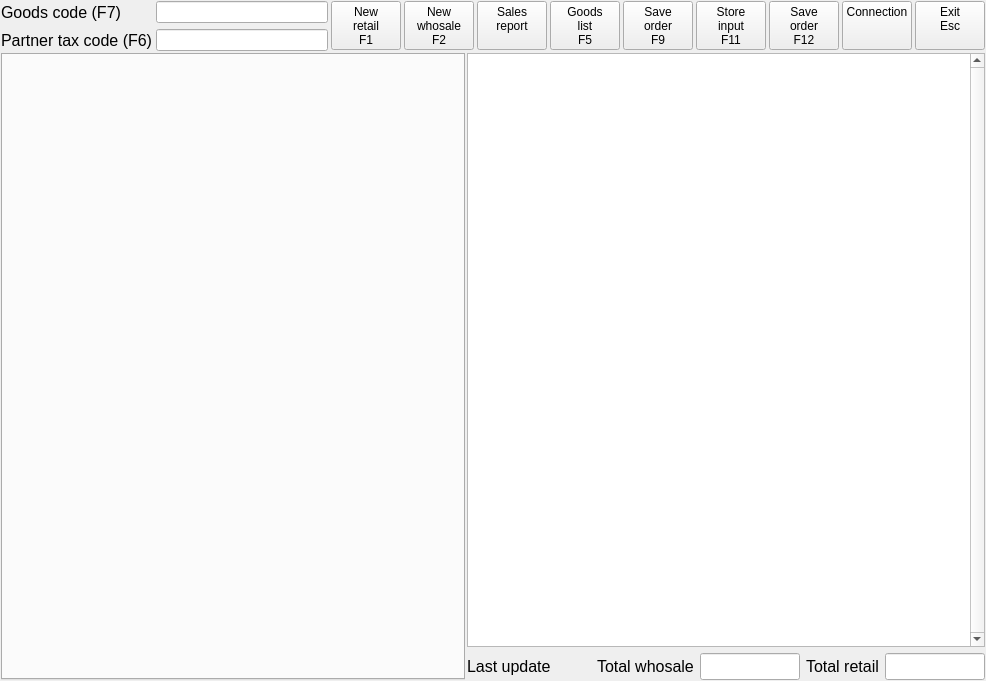
Above: Shop/working.ui from End1-1/Cafe5 before the change. Below: the same form after it.
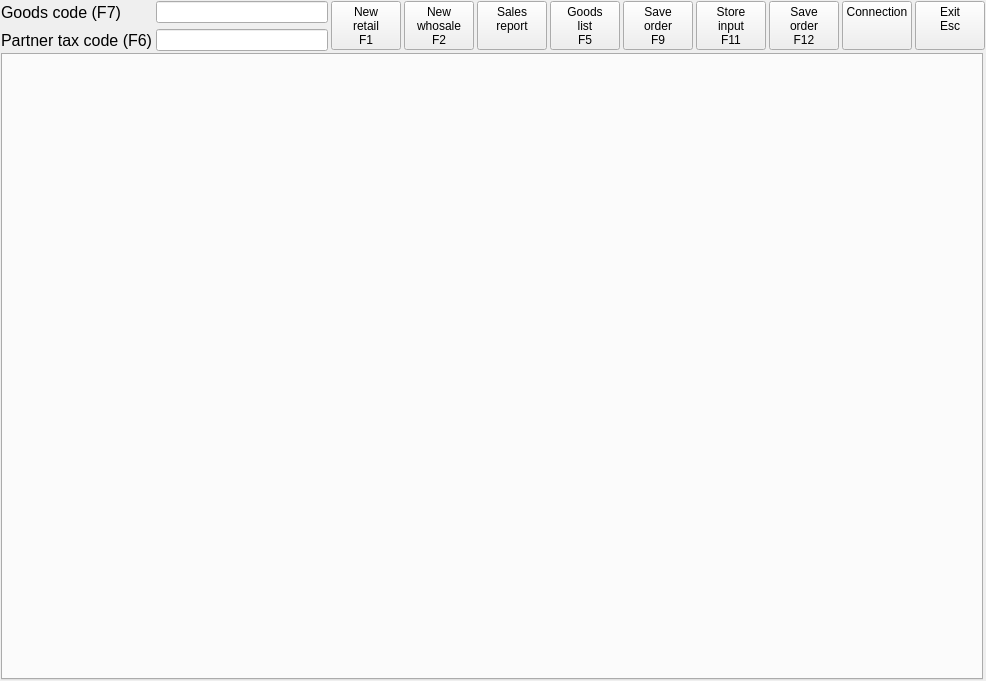
That is the form after the change. Icons and pictures are not drawn. Custom widgets are drawn as their Qt base class.

```diff
--- a/Shop/working.ui
+++ b/Shop/working.ui
@@ -71,220 +71,6 @@
       <property name="bottomMargin">
        <number>0</number>
       </property>
-      <item>
-       <widget class="C5TableWidget" name="tblGoods">
-        <property name="font">
-         <font>
-          <pointsize>12</pointsize>
-          <weight>50</weight>
-          <bold>false</bold>
-         </font>
-        </property>
-        <property name="focusPolicy">
-         <enum>Qt::NoFocus</enum>
-        </property>
-        <property name="styleSheet">
-         <string notr="true">QTableWidget::item:selected{
-background-color: #005e37;
-color:white;font-size:13pt;
-};</string>
-        </property>
-        <property name="verticalScrollBarPolicy">
-         <enum>Qt::ScrollBarAlwaysOn</enum>
-        </property>
-        <property name="horizontalScrollBarPolicy">
-         <enum>Qt::ScrollBarAlwaysOff</enum>
-        </property>
-        <property name="editTriggers">
-         <set>QAbstractItemView::NoEditTriggers</set>
-        </property>
-        <property name="selectionMode">
-         <enum>QAbstractItemView::SingleSelection</enum>
-        </property>
-        <property name="selectionBehavior">
-         <enum>QAbstractItemView::SelectRows</enum>
-        </property>
-        <property name="wordWrap">
-         <bool>false</bool>
-        </property>
-        <attribute name="horizontalHeaderVisible">
-         <bool>false</bool>
-        </attribute>
-        <attribute name="verticalHeaderVisible">
-         <bool>false</bool>
-        </attribute>
-        <column>
-         <property name="text">
-          <string>Code</string>
-         </property>
-        </column>
-        <column>
-         <property name="text">
-          <string>Scancode</string>
-         </property>
-        </column>
-        <column>
-         <property name="text">
-          <string>Partner</string>
-         </property>
-        </column>
-        <column>
-         <property name="text">
-          <string>Group</string>
-         </property>
-        </column>
-        <column>
-         <property name="text">
-          <string>Name</string>
-         </property>
-        </column>
-        <column>
-         <property name="text">
-          <string>Retail</string>
-         </property>
-        </column>
-        <column>
-         <property name="text">
-          <string>Wholesale</string>
-         </property>
-        </column>
-        <column>
-         <property name="text">
-          <string>Unit</string>
-         </property>
-        </column>
-        <column>
-         <property name="text">
-          <string>Class 1</string>
-         </property>
-        </column>
-        <column>
-         <property name="text">
-          <string>Class 2</string>
-         </property>
-        </column>
-        <column>
-         <property name="text">
-          <string>Class 3</string>
-         </property>
-        </column>
-        <column>
-         <property name="text">
-          <string>Class 4</string>
-         </property>
-        </column>
-        <column>
-         <property name="text">
-          <string>TaxDept</string>
-         </property>
-        </column>
-        <column>
-         <property name="text">
-          <string>Adg</string>
-         </property>
-        </column>
-        <column>
-         <property name="text">
-          <string>Qty</string>
-         </property>
-        </column>
-       </widget>
-      </item>
-      <item>
-       <widget class="QWidget" name="widget_2" native="true">
-        <property name="font">
-         <font>
-          <pointsize>12</pointsize>
-         </font>
-        </property>
-        <layout class="QHBoxLayout" name="horizontalLayout">
-         <property name="leftMargin">
-          <number>0</number>
-         </property>
-         <property name="topMargin">
-          <number>0</number>
-         </property>
-         <property name="rightMargin">
-          <number>0</number>
-         </property>
-         <property name="bottomMargin">
-          <number>0</number>
-         </property>
-         <item>
-          <widget class="QLabel" name="lbLastUpdate">
-           <property name="text">
-            <string>Last update</string>
-           </property>
-          </widget>
-         </item>
-         <item>
-          <spacer name="horizontalSpacer">
-           <property name="orientation">
-            <enum>Qt::Horizontal</enum>
-           </property>
-           <property name="sizeHint" stdset="0">
-            <size>
-             <width>40</width>
-             <height>20</height>
-            </size>
-           </property>
-          </spacer>
-         </item>
-         <item>
-          <widget class="QLabel" name="lbTotalWhosale">
-           <property name="text">
-            <string>Total whosale</string>
-           </property>
-          </widget>
-         </item>
-         <item>
-          <widget class="C5LineEdit" name="leTotalWhosale">
-           <property name="minimumSize">
-            <size>
-             <width>100</width>
-             <height>0</height>
-            </size>
-           </property>
-           <property name="maximumSize">
-            <size>
-             <width>100</width>
-             <height>16777215</height>
-            </size>
-           </property>
-           <property name="readOnly">
-            <bool>true</bool>
-           </property>
-          </widget>
-         </item>
-         <item>
-          <widget class="QLabel" name="lbTotalRetail">
-           <property name="text">
-            <string>Total retail</string>
-           </property>
-          </widget>
-         </item>
-         <item>
-          <widget class="C5LineEdit" name="leTotalRetail">
-           <property name="minimumSize">
-            <size>
-             <width>100</width>
-             <height>0</height>
-            </size>
-           </property>
-           <property name="maximumSize">
-            <size>
-             <width>100</width>
-             <height>16777215</height>
-            </size>
-           </property>
-           <property name="readOnly">
-            <bool>true</bool>
-           </property>
-          </widget>
-         </item>
-        </layout>
-       </widget>
-      </item>
      </layout>
     </widget>
    </item>
@@ -709,18 +495,6 @@
   </layout>
  </widget>
  <layoutdefault spacing="6" margin="11"/>
- <customwidgets>
-  <customwidget>
-   <class>C5LineEdit</class>
-   <extends>QLineEdit</extends>
-   <header>c5lineedit.h</header>
-  </customwidget>
-  <customwidget>
-   <class>C5TableWidget</class>
-   <extends>QTableWidget</extends>
-   <header location="global">c5tablewidget.h</header>
-  </customwidget>
- </customwidgets>
  <tabstops>
   <tabstop>leCode</tabstop>
   <tabstop>tblGoods</tabstop>
```
Left out of the diff: 1 changed line with no effect on the pictures.
